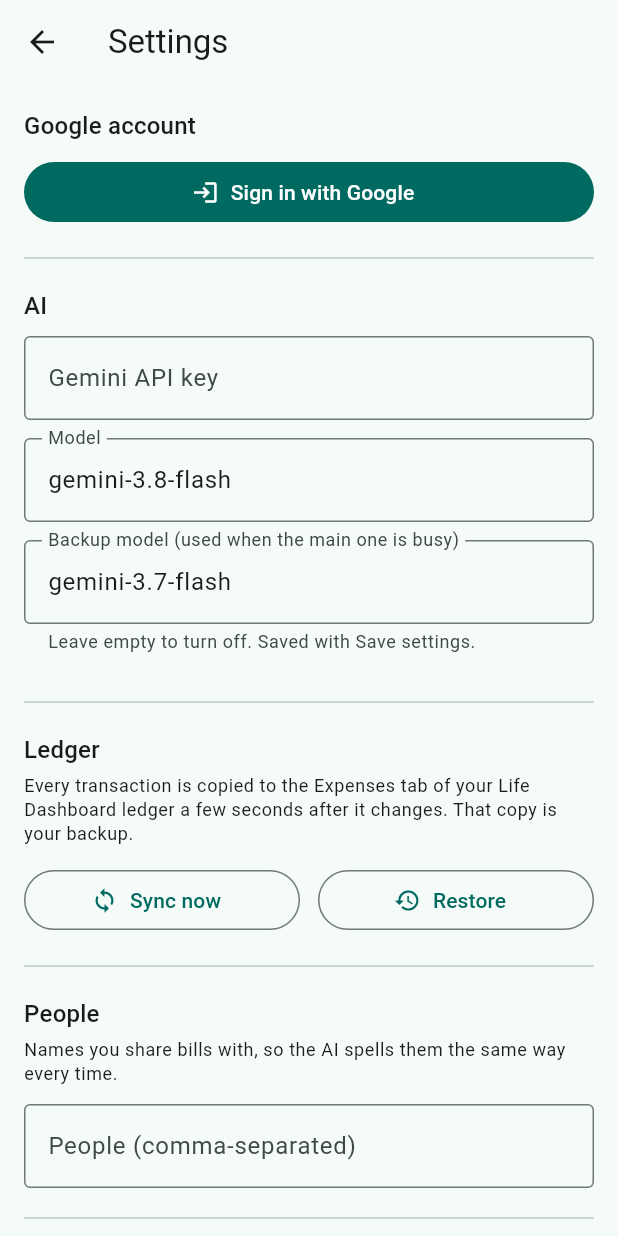
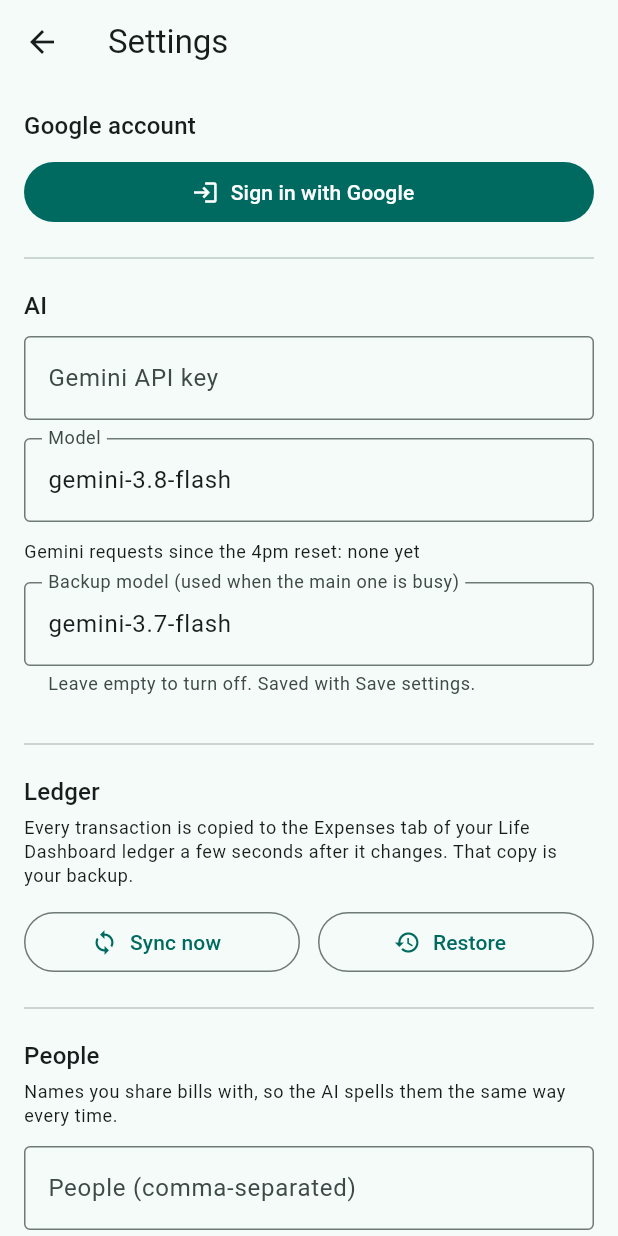
Before and after one commit to melvinloh7/receipt-tracker, a Flutter app: the screen it shows after launch, after a tap on the "settings" icon, on a phone screen of 412 x 824 dp. Run offline on Flutter 3.47's test engine with Material 3 defaults, Android fonts, the phone set to English and light mode, and no system bars; our stand-ins replace flutter_local_notifications, flutter_secure_storage, google_sign_in, image_picker, sqflite; missing offline and left inert: google_mlkit_document_scanner; accounts and stored records are empty.

Commit message:
Spend fewer free Gemini requests: cap busy retries, space auto-retries, count requests per day
Co-Authored-By: Claude Opus 5.5 <noreply@anthropic.com>
Claude-Session: https://claude.ai/code/session_01YWNsTAGP9vw8qSM7Di6MwT

```diff
--- a/lib/screens/settings_screen.dart
+++ b/lib/screens/settings_screen.dart
@@ -42,6 +42,7 @@ class _SettingsScreenState extends State<SettingsScreen> {
   bool _greyscale = true;
   final _peopleCtrl = TextEditingController();
   final _backupCtrl = TextEditingController();
+  Map<String, int> _requests = const {};
   bool _busy = false;
   String? _authError;
   List<_Check> _checks = const [];
@@ -62,6 +63,7 @@ class _SettingsScreenState extends State<SettingsScreen> {
     _qualityCtrl.text = '${c.quality}';
     _greyscale = c.greyscale;
     _backupCtrl.text = await _settings.backupGeminiModel();
+    _requests = await _settings.requestCounts();
     _peopleCtrl.text = (await _settings.people()).where((p) => p != 'Self').join(', ');
     if (mounted) setState(() {});
   }
@@ -201,6 +203,7 @@ class _SettingsScreenState extends State<SettingsScreen> {
       // Each check records its own error on screen.
     }
     _ticker?.cancel();
+    _requests = await _settings.requestCounts();
     if (mounted) setState(() => _busy = false);
   }
 
@@ -339,6 +342,17 @@ class _SettingsScreenState extends State<SettingsScreen> {
             ),
           ),
           const SizedBox(height: 12),
+          Padding(
+            padding: const EdgeInsets.only(bottom: 12),
+            child: Text(
+              _requests.isEmpty
+                  ? 'Gemini requests since the 4pm reset: none yet'
+                  : 'Gemini requests since the 4pm reset: '
+                      '${_requests.entries.map((e) => '${e.key} ${e.value}').join(' · ')} '
+                      '(free limit about 20 per model per day)',
+              style: Theme.of(context).textTheme.bodySmall,
+            ),
+          ),
           TextField(
             controller: _backupCtrl,
             decoration: const InputDecoration(
--- a/lib/services/receipts.dart
+++ b/lib/services/receipts.dart
@@ -157,7 +157,10 @@ class Receipts {
     final quota = RegExp(r'429|quota|limit reached|RESOURCE_EXHAUSTED', caseSensitive: false);
     for (final e in await Db.instance.withAiState(AiState.failed)) {
       final err = e.aiError ?? '';
-      if (!isReading(e.id) && network.hasMatch(err) && !quota.hasMatch(err)) read(e.id);
+      // At most one automatic retry per receipt every 15 minutes, however
+      // often the app is opened.
+      final recent = DateTime.now().difference(e.updatedAt) < const Duration(minutes: 15);
+      if (!isReading(e.id) && !recent && network.hasMatch(err) && !quota.hasMatch(err)) read(e.id);
     }
   }
 
--- a/lib/services/settings_store.dart
+++ b/lib/services/settings_store.dart
@@ -13,6 +13,7 @@ class SettingsStore {
   static const _kGeminiKey = 'gemini_api_key';
   static const _kGeminiModel = 'gemini_model';
   static const _kBackupModel = 'gemini_backup_model';
+  static const _kRequestCounts = 'gemini_request_counts';
   static const _kLongSide = 'compress_long_side';
   static const _kLongReceiptSide = 'compress_long_receipt_side';
   static const _kQuality = 'compress_quality';
@@ -27,6 +28,33 @@ class SettingsStore {
   ];
 
   Future<String> geminiKey() async => await _storage.read(key: _kGeminiKey) ?? '';
+
+  /// Google's free allowance resets at midnight Pacific time (4pm Singapore
+  /// in winter, 3pm in summer). Requests are counted per Pacific day.
+  static String _quotaDay() {
+    final pacific = DateTime.now().toUtc().subtract(const Duration(hours: 8));
+    return '${pacific.year}-${pacific.month}-${pacific.day}';
+  }
+
+  /// Gemini requests sent from this phone since the last reset, per model.
+  Future<Map<String, int>> requestCounts() async {
+    try {
+      final raw = jsonDecode(await _storage.read(key: _kRequestCounts) ?? '{}') as Map;
+      if (raw['day'] != _quotaDay()) return {};
+      return (raw['counts'] as Map).map((k, v) => MapEntry(k.toString(), (v as num).toInt()));
+    } catch (_) {
+      return {};
+    }
+  }
+
+  Future<void> countRequest(String model) async {
+    final counts = await requestCounts();
+    counts[model] = (counts[model] ?? 0) + 1;
+    await _storage.write(
+      key: _kRequestCounts,
+      value: jsonEncode({'day': _quotaDay(), 'counts': counts}),
+    );
+  }
 
   Future<String> backupGeminiModel() async =>
       (await _storage.read(key: _kBackupModel) ?? AppConfig.backupGeminiModel).trim();
```
Also changed, not shown: lib/services/gemini.dart (+13 -3 lines), 1 other file.
